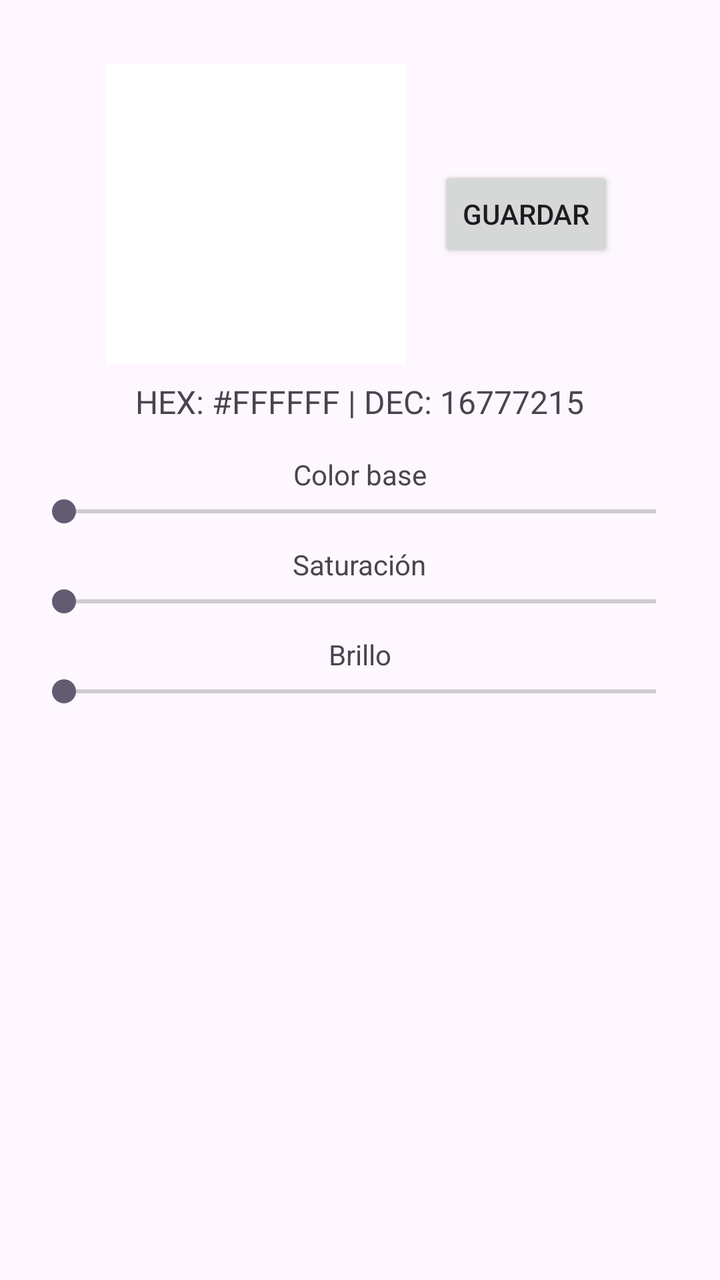
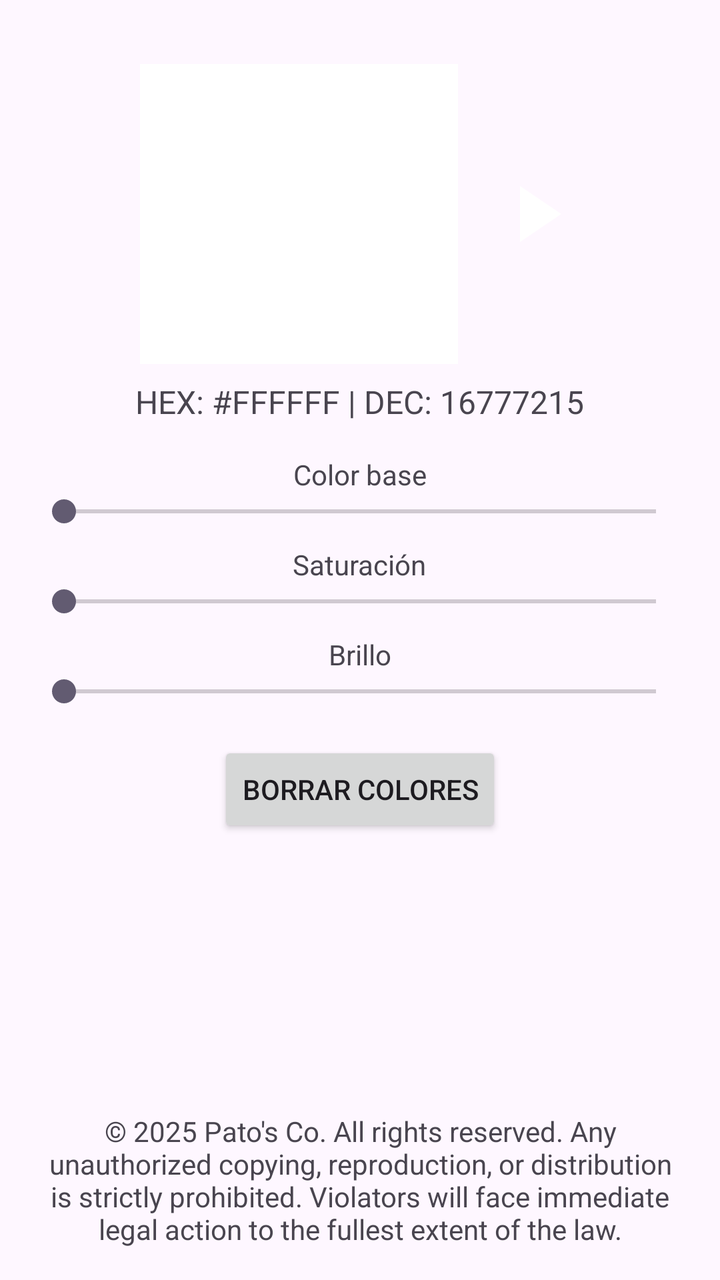

Two renders of the same Android screen: before a commit and after it. Below are the layout's source before the change and the commit's diff.
<!-- AndroidManifest.xml: application theme Theme.HansenColorPalette -->
<!-- res/layout/activity_main.xml -->
<?xml version="1.0" encoding="utf-8"?>
<ScrollView xmlns:android="http://schemas.android.com/apk/res/android"
    android:id="@+id/main"
    android:layout_width="match_parent"
    android:layout_height="match_parent"
    android:fillViewport="true">

    <LinearLayout
        android:orientation="vertical"
        android:gravity="center_horizontal"
        android:padding="16dp"
        android:layout_width="match_parent"
        android:layout_height="wrap_content">

        
        <LinearLayout
            android:layout_width="match_parent"
            android:layout_height="wrap_content"
            android:gravity="center"
            android:orientation="horizontal"
            android:layout_marginTop="16dp"
            android:layout_marginBottom="8dp">

            <ImageView
                android:id="@+id/colorPreview"
                android:layout_width="150dp"
                android:layout_height="150dp"
                android:background="#FFFFFF"
                android:layout_marginEnd="16dp" />

            <Button
                android:id="@+id/saveButton"
                android:layout_width="wrap_content"
                android:layout_height="wrap_content"
                android:text="GUARDAR" />
        </LinearLayout>

        
        <TextView
            android:id="@+id/colorInfo"
            android:layout_width="wrap_content"
            android:layout_height="wrap_content"
            android:text="HEX: #FFFFFF | DEC: 16777215"
            android:textSize="16sp"
            android:layout_marginBottom="16dp" />

        
        <TextView
            android:text="Color base"
            android:layout_width="wrap_content"
            android:layout_height="wrap_content" />
        <SeekBar
            android:id="@+id/hueBar"
            android:layout_width="match_parent"
            android:layout_height="wrap_content" />

        <TextView
            android:text="Saturación"
            android:layout_width="wrap_content"
            android:layout_height="wrap_content"
            android:layout_marginTop="8dp" />
        <SeekBar
            android:id="@+id/saturationBar"
            android:layout_width="match_parent"
            android:layout_height="wrap_content" />

        <TextView
            android:text="Brillo"
            android:layout_width="wrap_content"
            android:layout_height="wrap_content"
            android:layout_marginTop="8dp" />
        <SeekBar
            android:id="@+id/brightnessBar"
            android:layout_width="match_parent"
            android:layout_height="wrap_content" />

        
        <LinearLayout
            android:id="@+id/savedColorsContainer"
            android:layout_width="match_parent"
            android:layout_height="wrap_content"
            android:gravity="center"
            android:orientation="horizontal"
            android:layout_marginTop="16dp" />

    </LinearLayout>
</ScrollView>
<!-- resources referenced by this layout -->
<resources>
  <style name="Theme.HansenColorPalette" parent="Base.Theme.HansenColorPalette" />
  <style name="Base.Theme.HansenColorPalette" parent="Theme.Material3.DayNight.NoActionBar">
          
          
      </style>
</resources>

<!-- the commit's change to res/layout/activity_main.xml (unified diff, before → after) -->
@@ -12,7 +12,6 @@
         android:layout_width="match_parent"
         android:layout_height="wrap_content">
 
-        
         <LinearLayout
             android:layout_width="match_parent"
             android:layout_height="wrap_content"
@@ -23,19 +22,18 @@
 
             <ImageView
                 android:id="@+id/colorPreview"
-                android:layout_width="150dp"
+                android:layout_width="159dp"
                 android:layout_height="150dp"
-                android:background="#FFFFFF"
-                android:layout_marginEnd="16dp" />
+                android:layout_marginEnd="16dp"
+                android:background="#FFFFFF" />
 
             <Button
                 android:id="@+id/saveButton"
-                android:layout_width="wrap_content"
+                android:layout_width="45dp"
                 android:layout_height="wrap_content"
-                android:text="GUARDAR" />
+                android:background="@drawable/baseline_play_arrow_24" />
         </LinearLayout>
 
-        
         <TextView
             android:id="@+id/colorInfo"
             android:layout_width="wrap_content"
@@ -44,7 +42,6 @@
             android:textSize="16sp"
             android:layout_marginBottom="16dp" />
 
-        
         <TextView
             android:text="Color base"
             android:layout_width="wrap_content"
@@ -74,7 +71,20 @@
             android:layout_width="match_parent"
             android:layout_height="wrap_content" />
 
-        
+        <LinearLayout
+            android:layout_width="match_parent"
+            android:layout_height="wrap_content"
+            android:gravity="center"
+            android:orientation="horizontal"
+            android:layout_marginTop="16dp">
+
+            <Button
+                android:id="@+id/clearColorsButton"
+                android:layout_width="wrap_content"
+                android:layout_height="wrap_content"
+                android:text="BORRAR COLORES" />
+        </LinearLayout>
+
         <LinearLayout
             android:id="@+id/savedColorsContainer"
             android:layout_width="match_parent"
@@ -83,5 +93,19 @@
             android:orientation="horizontal"
             android:layout_marginTop="16dp" />
 
+        <View
+            android:layout_width="match_parent"
+            android:layout_height="0dp"
+            android:layout_weight="1" />
+
+        <TextView
+            android:id="@+id/textView"
+            android:layout_width="match_parent"
+            android:layout_height="wrap_content"
+            android:gravity="center"
+            android:text="© 2025 Pato's Co. All rights reserved.
+Any unauthorized copying, reproduction, or distribution is strictly prohibited.
+Violators will face immediate legal action to the fullest extent of the law." />
+
     </LinearLayout>
 </ScrollView>
<!-- resource entries referenced after the edit -->
@@ -1,5 +1,11 @@
 <!-- resources referenced by this layout -->
 <resources>
+  <!-- drawable baseline_play_arrow_24 (drawable) -->
+  <vector xmlns:android="http://schemas.android.com/apk/res/android" android:height="32dp" android:tint="#FFFFFF" android:viewportHeight="24" android:viewportWidth="24" android:width="32dp">
+        
+      <path android:fillColor="@android:color/white" android:pathData="M8,5v14l11,-7z"/>
+      
+  </vector>
   <style name="Theme.HansenColorPalette" parent="Base.Theme.HansenColorPalette" />
   <style name="Base.Theme.HansenColorPalette" parent="Theme.Material3.DayNight.NoActionBar">
           
